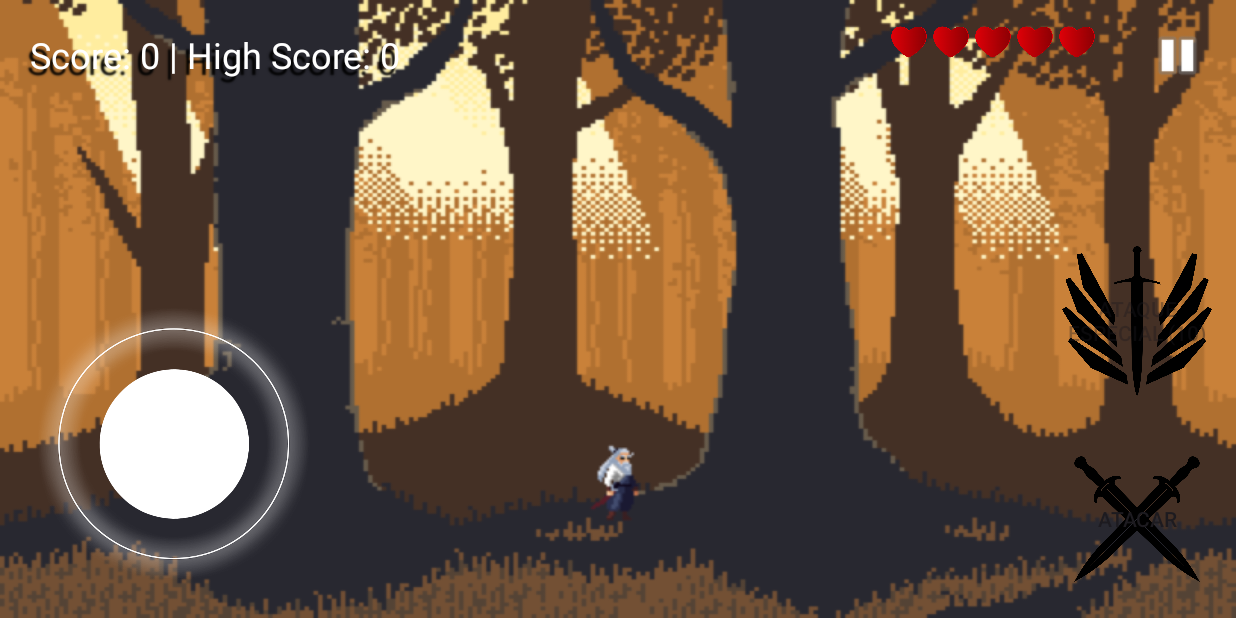
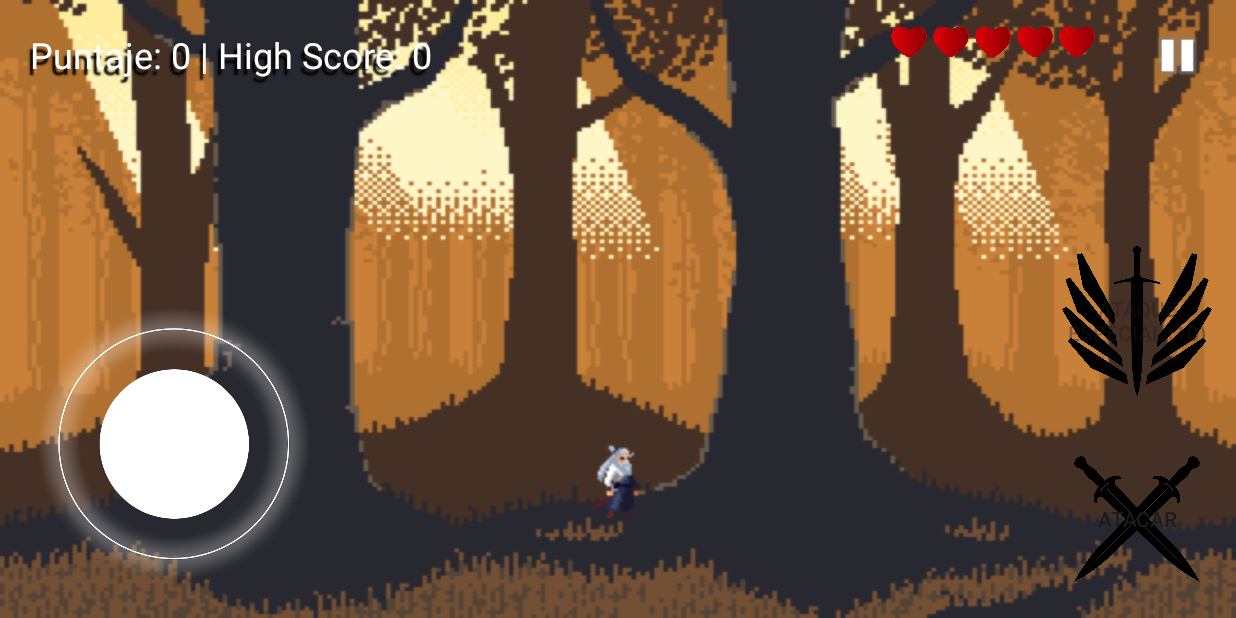
Before and after one commit to darlber/Samurai, an Android app: the screen it shows after launch (MainActivity), after a tap on "Botón de play", on a phone screen of 824 x 412 dp (held sideways). Run offline under Robolectric (Android 15) with nearby library versions, the phone set to English and light mode, and no system bars.

Commit message:
feat(game over): implement game over dialog and update score display

```diff
--- a/Samurai/src/main/java/com/example/samurai/CustomView.java
+++ b/Samurai/src/main/java/com/example/samurai/CustomView.java
@@ -78,13 +78,6 @@ public class CustomView extends View {
             }
         }
 
-        // Verificar si el samurái ha perdido toda su vida
-        if (samurai.isDead()) {
-            // Terminar el juego
-            gameFragment.endGame();
-        }
-
-        // Volver a dibujar la vista
         invalidate();
     }
 }
--- a/Samurai/src/main/java/com/example/samurai/MainActivity.java
+++ b/Samurai/src/main/java/com/example/samurai/MainActivity.java
@@ -12,8 +12,8 @@ import androidx.fragment.app.FragmentTransaction;
 
 public class MainActivity extends FragmentActivity {
 
-//TODO pantalla principal
-//TODO pantalla de game over
+
+    //TODO animación para ataque special
 //TODO usar onStop y onStart para pausar el juego, onDestroy para liberar recursos,
 //  onRestart para reanudar el juego, onPause y onResume para pausar y reanudar la música
 //TODO musica
--- a/Samurai/src/main/java/com/example/samurai/MenuFragment.java
+++ b/Samurai/src/main/java/com/example/samurai/MenuFragment.java
@@ -25,7 +25,7 @@ public class MenuFragment extends Fragment {
         // Cargar el high score desde ScoreManager
         ScoreManager scoreManager = new ScoreManager(requireContext(), null); // No necesitamos el scoreTextView aquí
         int highScore = scoreManager.getHighScore();
-        highScoreTextView.setText("High Score: " + highScore);
+        highScoreTextView.setText(getString(R.string.high_score, highScore));
         // Configurar el botón de play
         ImageView playButton = rootView.findViewById(R.id.playButton);
         playButton.setOnClickListener(v -> {
--- a/Samurai/src/main/java/com/example/samurai/ScoreManager.java
+++ b/Samurai/src/main/java/com/example/samurai/ScoreManager.java
@@ -28,17 +28,23 @@ public class ScoreManager {
             saveHighScore(); // Guardamos el nuevo high score inmediatamente
         }
         updateScoreText();
-        saveScore(); // Guardamos el score normal
+        saveScore(score); // Guardamos el score normal
     }
+
 
 
     private void updateScoreText() {
         // Mostrar el puntaje actual y el high score
-        scoreTextView.setText("Score: " + score + " | High Score: " + highScore);
+        scoreTextView.setText(context.getString(R.string.score_text, score, highScore));
     }
 
-    private void saveScore() {
+    public int getScore() {
+        return score;
+    }
+
+    private void saveScore(int score) {
         // Guardar el puntaje en SharedPreferences
+        this.score = score;
         SharedPreferences preferences = context.getSharedPreferences("game_prefs", Context.MODE_PRIVATE);
         SharedPreferences.Editor editor = preferences.edit();
         editor.putInt("score", score);
@@ -47,11 +53,6 @@ public class ScoreManager {
 
     public int getHighScore() {
         return highScore;
-    }
-
-    public void resetScore() {
-        score = 0;
-        updateScoreText();
     }
 
     public void saveHighScore() {
--- a/Samurai/src/main/java/com/example/samurai/SpriteSheetAnimation.java
+++ b/Samurai/src/main/java/com/example/samurai/SpriteSheetAnimation.java
@@ -7,12 +7,12 @@ import android.graphics.Rect;
 import android.graphics.RectF;
 
 public class SpriteSheetAnimation {
-    private Bitmap spriteSheet; // La imagen que contiene todos los frames
-    private int frameWidth;     // Ancho de cada frame
-    private int frameHeight;    // Alto de cada frame
-    private int frameCount;     // Número total de frames
+    private final Bitmap spriteSheet; // La imagen que contiene todos los frames
+    private final int frameWidth;     // Ancho de cada frame
+    private final int frameHeight;    // Alto de cada frame
+    private final int frameCount;     // Número total de frames
     private int currentFrame;   // Frame actual
-    private long frameTime;     // Tiempo entre frames
+    private final long frameTime;     // Tiempo entre frames
     private long lastFrameTime; // Último tiempo de actualización
 
     public SpriteSheetAnimation(Bitmap spriteSheet, int frameCount, int fps) {
--- a/Samurai/src/main/java/com/example/samurai/enemigos/Enemy.java
+++ b/Samurai/src/main/java/com/example/samurai/enemigos/Enemy.java
@@ -12,6 +12,9 @@ import com.example.samurai.jugador.Samurai;
 import com.example.samurai.jugador.SamuraiController;
 
 public class Enemy {
+    private final Context context;
+    private final int screenWidth;
+    private final int screenHeight;
     private SpriteSheetAnimation runAnimation;
     private SpriteSheetAnimation attackAnimation;
     private SpriteSheetAnimation currentAnimation;
@@ -25,9 +28,6 @@ public class Enemy {
     private int health;
     private boolean isFlipped, shouldBeRemoved = false, isDead = false;
     private String type;
-    private final Context context;
-    private final int screenWidth;
-    private final int screenHeight;
 
     public Enemy(Context context, int screenWidth, int screenHeight, int runSpriteSheet, int attackSpriteSheet,
                  int hitSpriteSheet, int deathSpriteSheet, int speed, boolean spawnFromLeft, int health, String type) {
--- a/Samurai/src/main/java/com/example/samurai/jugador/Samurai.java
+++ b/Samurai/src/main/java/com/example/samurai/jugador/Samurai.java
@@ -1,19 +1,22 @@
 package com.example.samurai.jugador;
 
+import android.content.Context;
 import android.graphics.drawable.AnimationDrawable;
 import android.graphics.drawable.Drawable;
-import android.content.Context;
 import android.util.Log;
+
 import androidx.core.content.res.ResourcesCompat;
 
 import com.example.samurai.GameFragment;
 import com.example.samurai.R;
 
-import java.util.Objects;
-
 public class Samurai {
-    private AnimationDrawable idleAnimation, runAnimation, attackAnimation, hurtAnimation, dashAnimation;
-    private int x, y, width, height, health;
+    private final AnimationDrawable idleAnimation, runAnimation, attackAnimation, hurtAnimation, dashAnimation;
+    private int x;
+    private int y;
+    private final int width;
+    private final int height;
+    private int health;
     private boolean isInvulnerable = false;
 
     public Samurai(Context context, int screenWidth, int screenHeight) {
@@ -52,6 +55,11 @@ public class Samurai {
 
             if (gameFragment != null) {
                 gameFragment.updateHealthTextView(this);
+
+                // Verificar si el samurái ha muerto después de recibir daño
+                if (isDead()) {
+                    gameFragment.showGameOverDialog();
+                }
             }
         }
     }
--- a/Samurai/src/main/java/com/example/samurai/jugador/SamuraiController.java
+++ b/Samurai/src/main/java/com/example/samurai/jugador/SamuraiController.java
@@ -26,6 +26,7 @@ public class SamuraiController {
     private final EnemyManager enemyManager;
     private final Context context;
     private int enemiesDefeated = 0;
+    private int totalEnemiesDefeated = 0;
     private Button btnSpecialAttack;
     private static final int ATTACK_COOLDOWN = 150;
     private final GestureDetector gestureDetector;
@@ -191,6 +192,7 @@ public class SamuraiController {
 
     public void incrementEnemiesDefeated() {
         enemiesDefeated++;
+        this.totalEnemiesDefeated++;
         updateSpecialAttackButton();
         updateSpecialAttackButtonText();
     }
@@ -215,6 +217,10 @@ public class SamuraiController {
         AnimationDrawable animation = (AnimationDrawable) samuraiAnimation.getBackground();
         samuraiAnimation.setVisibility(View.VISIBLE);
         animation.start();
+    }
+
+    public int getEnemiesDefeated() {
+        return totalEnemiesDefeated;
     }
 
     private void moveSamurai() {
--- a/Samurai/src/main/res/layout/game_layout.xml
+++ b/Samurai/src/main/res/layout/game_layout.xml
@@ -17,7 +17,7 @@
         android:textColor="#FFFFFF"
         android:layout_alignParentTop="true"
         android:layout_margin="16dp"
-        android:text="@string/score"
+        android:text="@string/score_text"
         android:textSize="24sp"
         android:padding="4dp"
 
--- a/Samurai/src/main/res/values/strings.xml
+++ b/Samurai/src/main/res/values/strings.xml
@@ -1,8 +1,9 @@
 <resources>
     <string name="app_name">Samurai</string>
-    <string name="score">Score: </string>
+    <string name="score_text">Puntaje: %1$d | High Score: %2$d</string>
+    <string name="high_score">High Score: %1$d</string>
     <string name="ready">Ready</string>
-<string name="health_text">Vida: %1$d</string>
+    <string name="health_text">Vida: %1$d</string>
     <string name="remaining">Ataque Especial (%1$d)</string>
     <string name="vida">"Vida: "</string>
 </resources>
```
Also changed, not shown: Samurai/src/main/java/com/example/samurai/GameFragment.java (+39 -13 lines), Samurai/src/main/res/layout/game_over.xml (added, +37 -0 lines), Samurai/src/main/res/layout/menu_layout.xml (+7 -6 lines), 1 other file.
